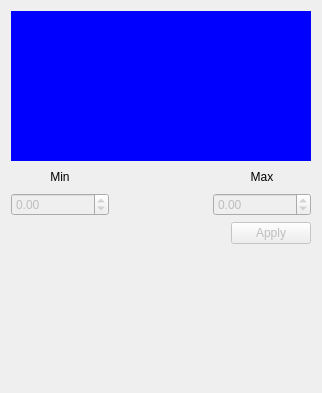
ATNoG/HealpixViewer, file Skyviewer/histogramwidget.ui: the form before one commit; both pictures show x 0 to 322 and y 0 to 393 of the 322 by 565 pixel window.
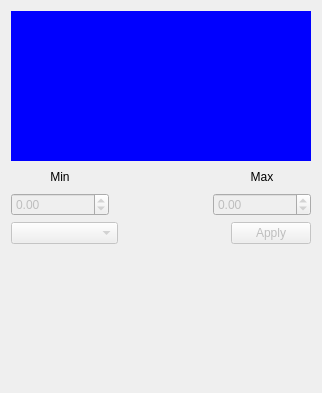
The form after the commit. Custom widgets are drawn as their Qt base class.

Patch:
```diff
--- a/Skyviewer/histogramwidget.ui
+++ b/Skyviewer/histogramwidget.ui
@@ -128,6 +128,19 @@
    </item>
    <item>
     <layout class="QHBoxLayout" name="horizontalLayout_3">
+     <item>
+      <widget class="QComboBox" name="colorMapSelector">
+       <property name="enabled">
+        <bool>false</bool>
+       </property>
+       <property name="sizePolicy">
+        <sizepolicy hsizetype="MinimumExpanding" vsizetype="Fixed">
+         <horstretch>0</horstretch>
+         <verstretch>0</verstretch>
+        </sizepolicy>
+       </property>
+      </widget>
+     </item>
      <item>
       <spacer name="horizontalSpacer_2">
        <property name="orientation">
```
